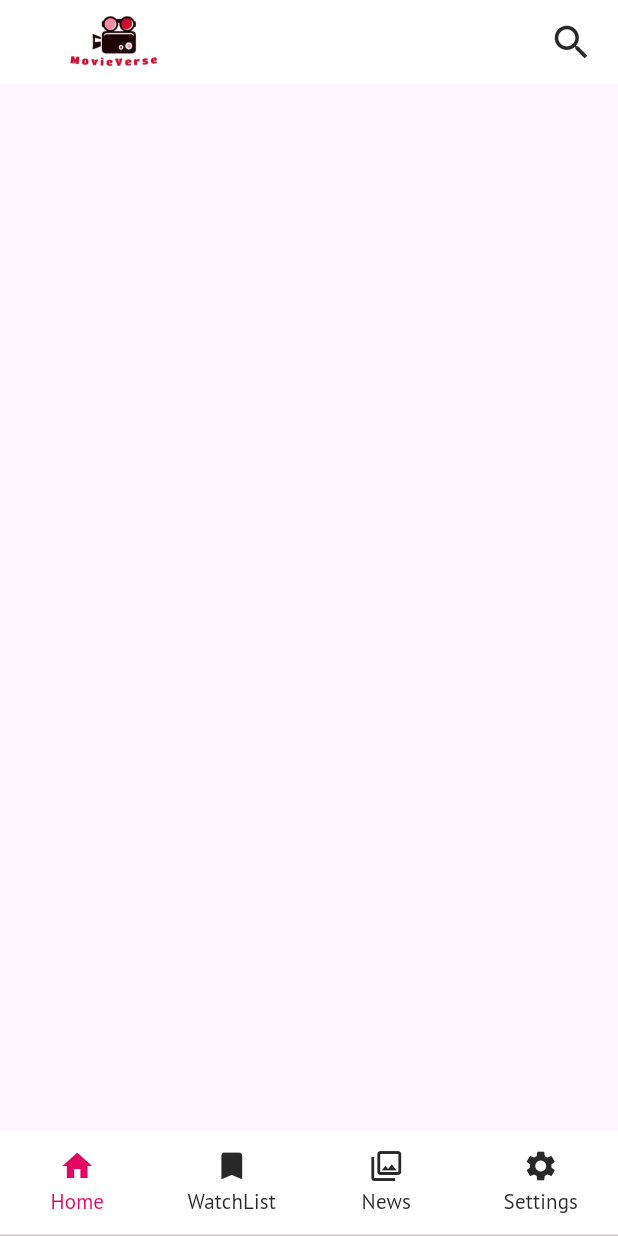
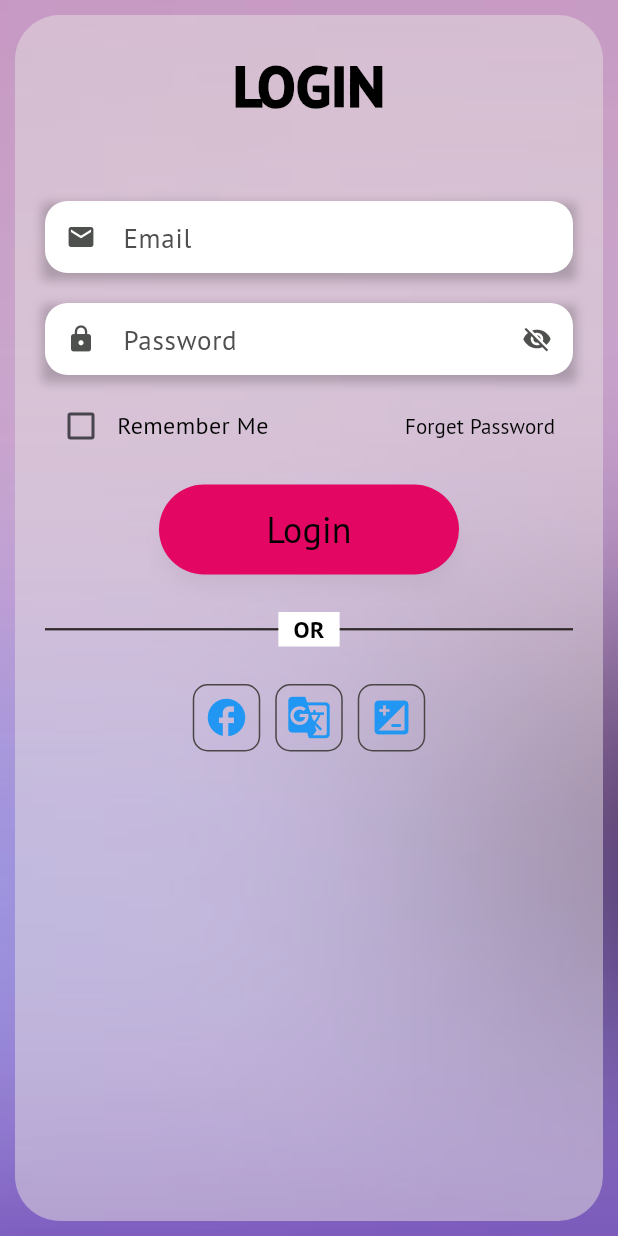
Before and after one commit to pin-seavmuy/MovieVerse, a Flutter app: the screen it shows after launch, after a tap on "Get Start", on a phone screen of 412 x 824 dp. Run offline on Flutter 3.47's test engine with Material 3 defaults, Android fonts, the phone set to English and light mode, and no system bars; our stand-ins replace cached_network_image, carousel_slider, google_fonts.

```diff
--- a/lib/screens/splash_screen.dart
+++ b/lib/screens/splash_screen.dart
@@ -30,8 +30,9 @@
 
 import 'package:carousel_slider/carousel_slider.dart';
 import 'package:flutter/material.dart';
+import '../widgets/loginScreen.dart';
 
-import '../widgets/bottom_nav_bar.dart';
+// import '../widgets/bottom_nav_bar.dart';
 
 class SplashScreen extends StatefulWidget {
   const SplashScreen({super.key});
@@ -127,7 +128,7 @@ class _SplashScreenState extends State<SplashScreen> {
             onPressed: () {
               Navigator.of(context).pushReplacement(
                 MaterialPageRoute(
-                  builder: (context) => const BottomNavBar(),
+                  builder: (context) => const LoginScreen(),
                 ),
               );
             },
--- /dev/null
+++ b/lib/widgets/loginScreen.dart
@@ -0,0 +1,336 @@
+import 'package:flutter/material.dart';
+
+class LoginScreen extends StatefulWidget {
+  const LoginScreen({Key? key}) : super(key: key);
+
+  @override
+  State<LoginScreen> createState() => _LoginScreenState();
+}
+
+class _LoginScreenState extends State<LoginScreen> {
+  final _formKey = GlobalKey<FormState>();
+  final _emailController = TextEditingController();
+  final _passwordController = TextEditingController();
+
+  Color _emailColor = Colors.black;
+  Color _passwordColor = Colors.black;
+  Color _emailLabelColor = const Color.fromARGB(255, 78, 80, 78);
+  Color _passwordLabelColor = const Color.fromARGB(255, 78, 80, 78);
+  bool _passwordVisible = false;
+  bool _emailError = false;
+  bool _passwordError = false;
+  bool _rememberMe = false;
+
+  @override
+  void dispose() {
+    _emailController.dispose();
+    _passwordController.dispose();
+    super.dispose();
+  }
+
+  @override
+  Widget build(BuildContext context) {
+    return Scaffold(
+      body: Stack(
+        fit: StackFit.expand,
+        children: [
+          Image.asset(
+            'assets/bg2.jpg',
+            fit: BoxFit.cover,
+          ),
+          Padding(
+            padding: const EdgeInsets.all(10.0),
+            child: Container(
+              decoration: BoxDecoration(
+                color: const Color.fromARGB(255, 229, 223, 223).withOpacity(0.5),
+                borderRadius: BorderRadius.circular(30.0),
+              ),
+              child: Padding(
+                padding: const EdgeInsets.all(20.0),
+                child: Column(
+                  crossAxisAlignment: CrossAxisAlignment.center,
+                  children: [
+                    const Text(
+                      'LOGIN',
+                      style: TextStyle(
+                        fontSize: 38,
+                        fontWeight: FontWeight.w900,
+                        color: Colors.black,
+                      ),
+                    ),
+                    const SizedBox(height: 50),
+                    Form(
+                      key: _formKey,
+                      child: Column(
+                        children: [
+                          _buildTextFormField(
+                            controller: _emailController,
+                            labelText: 'Email',
+                            icon: Icons.email,
+                            iconSize: 20,
+                            focusColor: _emailColor,
+                            labelColor: _emailLabelColor,
+                            onChanged: (value) => setState(() {
+                              _emailColor = const Color.fromARGB(255, 228, 6, 99); // TEXT COLOR WHEN TYPING
+                            }),
+                            onTap: () => setState(() {
+                              _emailLabelColor = const Color.fromARGB(255, 78, 80, 78); // WHEN CLICK ON AND RELEASE
+                            }),
+                            validator: (value) {
+                              if (value == null || value.isEmpty) {
+                                setState(() => _emailError = true);
+                                return 'Please enter your email';
+                              } else {
+                                setState(() => _emailError = false);
+                                return null;
+                              }
+                            },
+                          ),
+                          const SizedBox(height: 20),
+                          _buildTextFormField(
+                            controller: _passwordController,
+                            labelText: 'Password',
+                            icon: Icons.lock,
+                            iconSize: 20,
+                            focusColor: _passwordColor,
+                            labelColor: _passwordLabelColor,
+                            obscureText: !_passwordVisible,
+                            suffixIcon: IconButton(
+                              icon: Icon(
+                                _passwordVisible ? Icons.visibility : Icons.visibility_off,
+                                size: 20,
+                                color: _passwordLabelColor,
+                              ),
+                              onPressed: () {
+                                setState(() {
+                                  _passwordVisible = !_passwordVisible;
+                                });
+                              },
+                            ),
+                            onChanged: (value) => setState(() {
+                              _passwordColor = const Color.fromARGB(255, 228, 6, 99);
+                            }),
+                            onTap: () => setState(() {
+                              _passwordLabelColor = const Color.fromARGB(255, 78, 80, 78);
+                            }),
+                            validator: (value) {
+                              if (value == null || value.isEmpty) {
+                                setState(() => _passwordError = true);
+                                return 'Please enter your password';
+                              } else {
+                                setState(() => _passwordError = false);
+                                return null;
+                              }
+                            },
+                          ),
+                          const SizedBox(height: 10), // Adjust spacing here
+                          Row(
+                            mainAxisAlignment: MainAxisAlignment.spaceBetween, // Align items to the right
+                            children: [
+                              Row(
+                                children: [
+                                  Checkbox(
+                                    value: _rememberMe,
+                                    onChanged: (value) {
+                                      setState(() {
+                                        _rememberMe = value!;
+                                      });
+                                    },
+                                    activeColor: const Color.fromARGB(255, 228, 6, 99),
+                                  ),
+                                  Text(
+                                    'Remember Me',
+                                    style: TextStyle(color: Colors.black, fontSize: 16),
+                                  ),
+                                ],
+                              ),
+                              TextButton(
+                                onPressed: () {
+                                  // Handle forget password action
+                                },
+                                child: Text(
+                                  'Forget Password',
+                                  style: TextStyle(color: Colors.black),
+                                ),
+                              ),
+                            ],
+                          ),
+                          const SizedBox(height: 15),
+                          SizedBox(
+                            width: 200, // Adjust button width here
+                            height: 60, // Increase button height
+                            child: ElevatedButton(
+                              onPressed: () {
+                                if (_formKey.currentState?.validate() ?? false) {
+                                  ScaffoldMessenger.of(context).showSnackBar(
+                                    const SnackBar(content: Text('Logging in...')),
+                                  );
+                                } else {
+                                  setState(() {
+                                    _emailColor = Colors.red;
+                                    _passwordColor = Colors.red;
+                                  });
+                                }
+                              },
+                              style: ElevatedButton.styleFrom(
+                                backgroundColor: const Color.fromARGB(255, 228, 6, 99),
+                                padding: EdgeInsets.zero, // Remove default padding
+                                elevation: 5,
+                                shape: RoundedRectangleBorder(
+                                  borderRadius: BorderRadius.circular(30),
+                                ),
+                                shadowColor: _emailError || _passwordError ? Colors.transparent : Colors.black.withOpacity(0.2),
+                              ),
+                              child: const Text(
+                                'Login',
+                                style: TextStyle(fontSize: 24, color: Color.fromARGB(255, 0, 0, 0)), // Button text style
+                              ),
+                            ),
+                          ),
+                          const SizedBox(height: 25), // Additional spacing for the line
+                          Stack(
+                            alignment: Alignment.center,
+                            children: [
+                              Container(
+                                height: 1.5,
+                                width: double.infinity,
+                                color: const Color.fromARGB(255, 46, 40, 40),
+                              ),
+                              Container(
+                                padding: const EdgeInsets.symmetric(horizontal: 10),
+                                color: Colors.white,
+                                child: Text(
+                                  'OR',
+                                  style: TextStyle(
+                                    color: Colors.black,
+                                    fontSize: 16,
+                                    fontWeight: FontWeight.bold,
+                                  ),
+                                ),
+                              ),
+                            ],
+                          ),
+                          const SizedBox(height: 25), // Additional spacing before social login buttons
+
+                          // New Box for Facebook Icon
+
+                          Row(
+                            mainAxisAlignment: MainAxisAlignment.center,
+                            children: [
+                              Container(
+                                width: 45,
+                                height: 45,
+                                margin: EdgeInsets.only(right: 10),
+                                decoration: BoxDecoration(
+                                  borderRadius: BorderRadius.circular(10),
+                                  border: Border.all(color: const Color.fromARGB(255, 74, 70, 70), width: 1),
+                                  color: Colors.transparent,
+                                ),
+                                child: Icon(
+                                  Icons.facebook,
+                                  color: Colors.blue,
+                                  size: 30,
+                                ),
+                              ),
+                              Container(
+                                width: 45,
+                                height: 45,
+                                margin: EdgeInsets.only(right: 10),
+                                decoration: BoxDecoration(
+                                  borderRadius: BorderRadius.circular(10),
+                                  border: Border.all(color: const Color.fromARGB(255, 74, 70, 70), width: 1),
+                                  color: Colors.transparent,
+                                ),
+                                child: Icon(
+                                  Icons.g_translate,
+                                  color: Colors.blue,
+                                  size: 30,
+                                ),
+                              ),
+                              Container(
+                                width: 45,
+                                height: 45,
+                                decoration: BoxDecoration(
+                                  borderRadius: BorderRadius.circular(10),
+                                  border: Border.all(color: const Color.fromARGB(255, 74, 70, 70), width: 1),
+                                  color: Colors.transparent,
+                                ),
+                                child: Icon(
+                                  Icons.iso,
+                                  color: Colors.blue,
+                                  size: 30,
+                                ),
+                              ),
+                            ],
+                          )
+                        ],
+                      ),
+                    ),
+                  ],
+                ),
+              ),
+            ),
+          ),
+        ],
+      ),
+    );
+  }
+
+  Widget _buildTextFormField({
+    required TextEditingController controller,
+    required String labelText,
+    required IconData icon,
+    required Color focusColor,
+    required Color labelColor,
+    bool obscureText = false,
+    double iconSize = 24, // Default icon size
+    Widget? suffixIcon,
+    required Function(String) onChanged,
+    required Function() onTap,
+    required String? Function(String?) validator,
+  }) {
+    return Container(
+      decoration: BoxDecoration(
+        boxShadow: [
+          if (!_emailError && !_passwordError) // Conditionally apply shadow
+            BoxShadow(
+              color: Colors.black.withOpacity(0.2),
+              spreadRadius: 2,
+              blurRadius: 5,
+              offset: const Offset(0, 3),
+            ),
+        ],
+      ),
+      child: TextFormField(
+        controller: controller,
+        obscureText: obscureText,
+        decoration: InputDecoration(
+          prefixIcon: Icon(icon, color: labelColor, size: iconSize),
+          suffixIcon: suffixIcon,
+          labelText: labelText,
+          labelStyle: TextStyle(color: labelColor, fontSize: 18),
+          border: OutlineInputBorder(
+            borderRadius: BorderRadius.circular(15.0),
+          ),
+          filled: true,
+          fillColor: Colors.white,
+          contentPadding: const EdgeInsets.symmetric(vertical: 8.0, horizontal: 20.0),
+          hintStyle: const TextStyle(color: Colors.grey),
+          enabledBorder: OutlineInputBorder(
+            borderRadius: BorderRadius.circular(15.0),
+            borderSide: BorderSide(color: Colors.transparent, width: 1.2),
+          ),
+          focusedBorder: OutlineInputBorder(
+            borderRadius: BorderRadius.circular(15.0),
+            borderSide: BorderSide(color: Colors.pink, width: 0.7),
+          ),
+          floatingLabelStyle: const TextStyle(color: Colors.black, fontSize: 16),
+        ),
+        style: TextStyle(color: focusColor, fontSize: 18),
+        validator: validator,
+        onChanged: onChanged,
+        onTap: onTap,
+      ),
+    );
+  }
+}
--- a/pubspec.yaml
+++ b/pubspec.yaml
@@ -19,6 +19,8 @@ dependencies:
   cached_network_image: ^3.3.1
   carousel_slider: ^4.2.1
 
+
+
 dev_dependencies:
   flutter_test:
     sdk: flutter
```
Also changed, not shown: assets/bg2.jpg (added).
